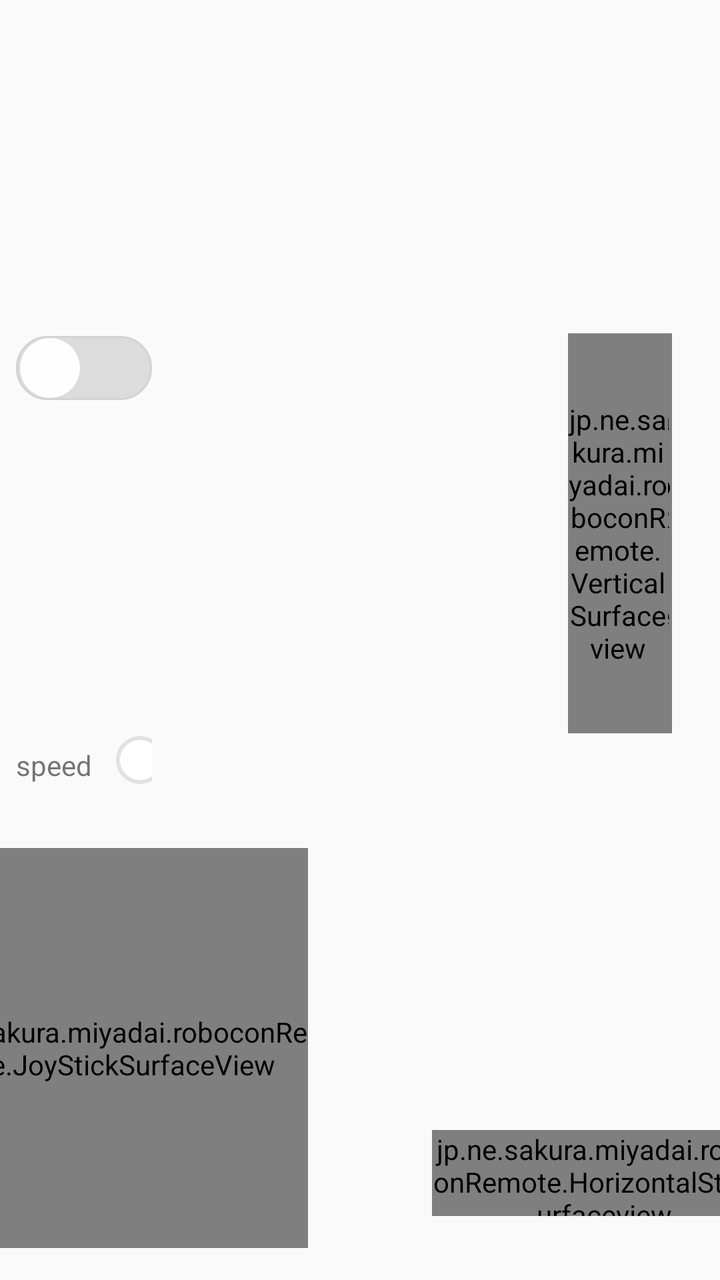
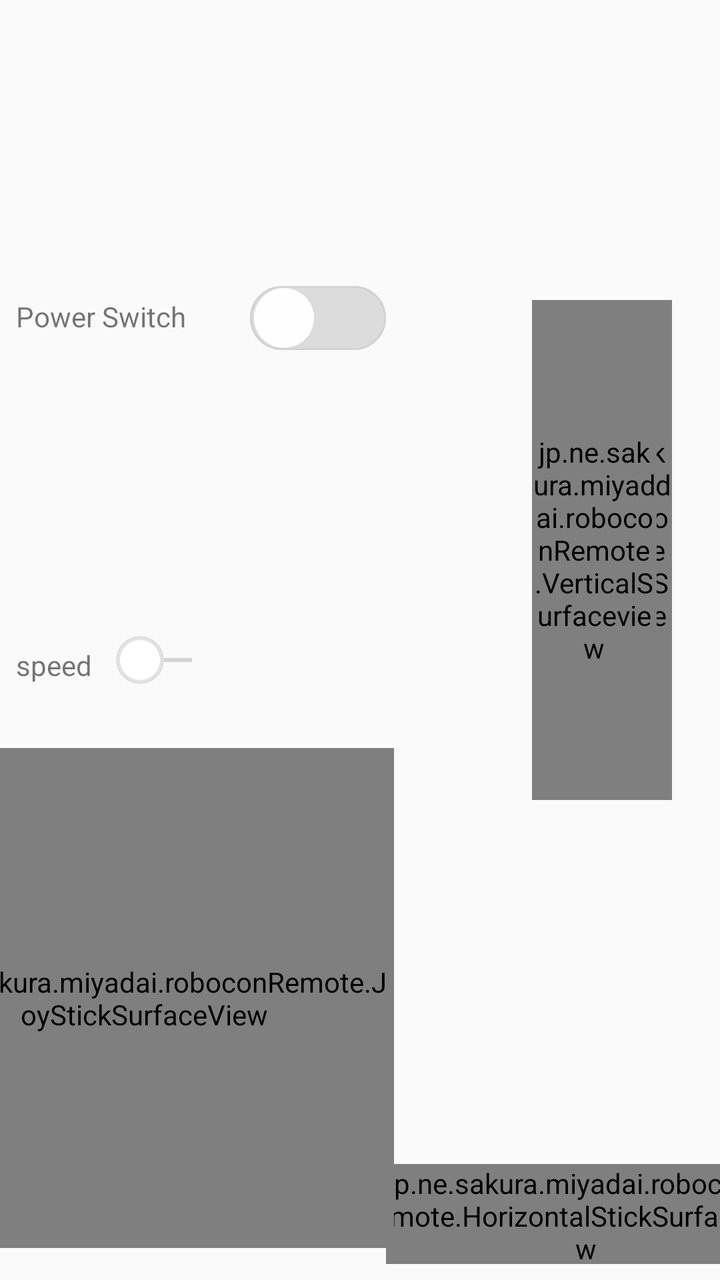

The first picture is an Android layout as it rendered before a commit; the second is the same layout after the commit. The layout source and the unified diff follow.
<!-- AndroidManifest.xml: activity theme Theme.RoboconRemote -->
<!-- res/layout/activity_main.xml -->
<?xml version="1.0" encoding="utf-8"?>
<androidx.constraintlayout.widget.ConstraintLayout xmlns:android="http://schemas.android.com/apk/res/android"
    xmlns:app="http://schemas.android.com/apk/res-auto"
    xmlns:tools="http://schemas.android.com/tools"
    android:orientation="vertical"
    android:layout_width="match_parent"
    android:layout_height="match_parent">

    <SeekBar
        android:id="@+id/speed_changer"
        android:layout_width="0dp"
        android:layout_height="wrap_content"
        android:layout_marginStart="8dp"
        android:layout_marginEnd="32dp"
        android:layout_marginBottom="32dp"
        android:thumb="@drawable/bar_thumb"
        app:layout_constraintBottom_toTopOf="@+id/JoySticksurfaceView"
        app:layout_constraintEnd_toStartOf="@+id/JoyStick_before_guideline"
        app:layout_constraintStart_toEndOf="@+id/text_speed" />

    <jp.ne.sakura.miyadai.roboconRemote.VerticalSurfaceview
        android:id="@+id/verticalSurfaceview"
        android:layout_width="0dp"
        android:layout_height="200dp"
        android:layout_marginEnd="24dp"
        android:layout_marginBottom="32dp"
        app:layout_constraintBottom_toTopOf="@+id/horizontalStickSurfaceview"
        app:layout_constraintDimensionRatio="1:4"
        app:layout_constraintEnd_toEndOf="parent"
        app:layout_constraintTop_toTopOf="parent" />

    <TextView
        android:id="@+id/text_speed"
        android:layout_width="wrap_content"
        android:layout_height="wrap_content"
        android:layout_marginStart="8dp"
        android:layout_marginBottom="32dp"
        android:text="speed"
        app:layout_constraintBottom_toTopOf="@+id/JoySticksurfaceView"
        app:layout_constraintStart_toStartOf="parent" />


    <TextView
        android:id="@+id/text_seppuku"
        android:layout_width="wrap_content"
        android:layout_height="21dp"
        android:layout_marginStart="8dp"
        android:layout_marginEnd="16dp"
        android:text="Power Switch"
        app:layout_constraintBottom_toBottomOf="@+id/switch_seppuku"
        app:layout_constraintEnd_toStartOf="@+id/switch_seppuku"
        app:layout_constraintHorizontal_bias="0.0"
        app:layout_constraintStart_toStartOf="parent"
        app:layout_constraintTop_toTopOf="@+id/switch_seppuku" />

    <Switch
        android:id="@+id/switch_seppuku"
        android:layout_width="wrap_content"
        android:layout_height="wrap_content"
        android:layout_marginEnd="32dp"
        android:background="@drawable/swtich_track"
        android:showText="false"
        android:thumb="@drawable/switch_thumb"
        android:track="@drawable/swtich_track"
        app:layout_constraintBottom_toTopOf="@+id/speed_changer"
        app:layout_constraintEnd_toStartOf="@+id/JoyStick_before_guideline"
        app:layout_constraintTop_toTopOf="parent" />

    <jp.ne.sakura.miyadai.roboconRemote.HorizontalStickSurfaceview
        android:id="@+id/horizontalStickSurfaceview"
        android:layout_width="172dp"
        android:layout_height="0dp"
        android:layout_marginEnd="8dp"
        android:layout_marginBottom="32dp"
        app:layout_constraintBottom_toBottomOf="parent"
        app:layout_constraintDimensionRatio="4:1"
        app:layout_constraintEnd_toEndOf="parent"
        app:layout_constraintStart_toStartOf="@+id/JoyStick_after_guideline" />

    <jp.ne.sakura.miyadai.roboconRemote.JoyStickSurfaceView
        android:id="@+id/JoySticksurfaceView"
        android:layout_width="0dp"
        android:layout_height="200dp"
        android:layout_marginStart="16dp"
        android:layout_marginEnd="16dp"
        android:layout_marginBottom="16dp"
        app:layout_constraintBottom_toBottomOf="parent"
        app:layout_constraintDimensionRatio="1:1"
        app:layout_constraintEnd_toStartOf="@+id/JoyStick_before_guideline"
        app:layout_constraintStart_toStartOf="parent" />

    <jp.ne.sakura.miyadai.roboconRemote.VerticalSurfaceview
        android:id="@+id/verticalSurfaceview2"
        android:layout_width="0dp"
        android:layout_height="200dp"
        android:layout_marginStart="32dp"
        app:layout_constraintBottom_toBottomOf="@+id/verticalSurfaceview"
        app:layout_constraintDimensionRatio="1:4"
        app:layout_constraintStart_toStartOf="@+id/JoyStick_after_guideline"
        app:layout_constraintTop_toTopOf="@+id/verticalSurfaceview" />

    <androidx.constraintlayout.widget.Guideline
        android:id="@+id/JoyStick_after_guideline"
        android:layout_width="wrap_content"
        android:layout_height="wrap_content"
        android:orientation="vertical"
        app:layout_constraintGuide_percent="0.7" />

    <androidx.constraintlayout.widget.Guideline
        android:id="@+id/JoyStick_before_guideline"
        android:layout_width="wrap_content"
        android:layout_height="wrap_content"
        android:orientation="vertical"
        app:layout_constraintGuide_percent="0.3" />

</androidx.constraintlayout.widget.ConstraintLayout>
<!-- resources referenced by this layout -->
<resources>
  <!-- drawable bar_thumb (drawable) -->
  <?xml version="1.0" encoding="utf-8"?>
  <layer-list xmlns:android="http://schemas.android.com/apk/res/android">
  
      <item>
  
          <shape android:shape="oval" >
              <gradient
                  android:angle="270"
                  android:endColor="#3D000000"
                  android:gradientRadius="24dp"
                  android:startColor="@color/white"
                  android:type="radial" />
  
              <size
                  android:width="24dp"
                  android:height="24dp" />
          </shape>
      </item>
      <item
          android:bottom="2dp"
          android:left="2dp"
          android:right="2dp"
          android:top="2dp">
  
          <shape android:shape="oval">
              <solid android:color="@color/white" />
  
          </shape>
  
      </item>
  
  </layer-list>
  <!-- drawable switch_thumb (drawable) -->
  <?xml version="1.0" encoding="utf-8"?>
  <selector xmlns:android="http://schemas.android.com/apk/res/android">
      
      <item>
          <layer-list>
              <item android:bottom="4dp"
                  android:left="2dp"
                  android:right="2dp"
                  android:top="4dp">
                  <shape android:shape="oval" >
                      <size android:height="30dp" android:width="30dp" />
                      <solid android:color="#fefefe" />
                  </shape>
              </item>
          </layer-list>
      </item>
  
      
      <item>
          <layer-list>
              <item android:bottom="4dp"
                  android:left="2dp"
                  android:right="2dp"
                  android:top="4dp">
                  <shape android:shape="oval" >
                      <size android:height="30dp" android:width="30dp" />
                      <solid android:color="#fefefe" />
                  </shape>
              </item>
          </layer-list>
      </item>
  
  </selector>
  <!-- drawable swtich_track (drawable) -->
  <?xml version="1.0" encoding="utf-8"?>
  <selector xmlns:android="http://schemas.android.com/apk/res/android">
  
      
      <item android:state_checked="true">
          <layer-list>
              <item android:bottom="3dp" android:top="3dp">
                  
                  <shape android:shape="rectangle">
                      
                      <corners android:radius="32dp" />
                      
                      <solid android:color="#76d672" />
                  </shape>
              </item>
          </layer-list>
      </item>
  
      
      <item>
          <layer-list>
              <item android:bottom="3dp" android:top="3dp">
                  
                  <shape android:shape="rectangle">
                      
                      <corners android:radius="32dp" />
                      
                      <solid android:color="#dcdcdc"/>
                      
                      <stroke android:width="1dp" android:color="#d3d3d3"/>
                  </shape>
              </item>
          </layer-list>
      </item>
  
  </selector>
  <style name="Theme.RoboconRemote" parent="android:Theme.Material.Light.NoActionBar" />
  <color name="white">#FFFFFFFF</color>
</resources>

<!-- the commit's change to res/layout/activity_main.xml (unified diff, before → after) -->
@@ -2,9 +2,9 @@
 <androidx.constraintlayout.widget.ConstraintLayout xmlns:android="http://schemas.android.com/apk/res/android"
     xmlns:app="http://schemas.android.com/apk/res-auto"
     xmlns:tools="http://schemas.android.com/tools"
-    android:orientation="vertical"
     android:layout_width="match_parent"
-    android:layout_height="match_parent">
+    android:layout_height="match_parent"
+    android:orientation="vertical">
 
     <SeekBar
         android:id="@+id/speed_changer"
@@ -21,7 +21,7 @@
     <jp.ne.sakura.miyadai.roboconRemote.VerticalSurfaceview
         android:id="@+id/verticalSurfaceview"
         android:layout_width="0dp"
-        android:layout_height="200dp"
+        android:layout_height="250dp"
         android:layout_marginEnd="24dp"
         android:layout_marginBottom="32dp"
         app:layout_constraintBottom_toTopOf="@+id/horizontalStickSurfaceview"
@@ -45,11 +45,8 @@
         android:layout_width="wrap_content"
         android:layout_height="21dp"
         android:layout_marginStart="8dp"
-        android:layout_marginEnd="16dp"
         android:text="Power Switch"
         app:layout_constraintBottom_toBottomOf="@+id/switch_seppuku"
-        app:layout_constraintEnd_toStartOf="@+id/switch_seppuku"
-        app:layout_constraintHorizontal_bias="0.0"
         app:layout_constraintStart_toStartOf="parent"
         app:layout_constraintTop_toTopOf="@+id/switch_seppuku" />
 
@@ -57,21 +54,21 @@
         android:id="@+id/switch_seppuku"
         android:layout_width="wrap_content"
         android:layout_height="wrap_content"
-        android:layout_marginEnd="32dp"
+        android:layout_marginStart="32dp"
         android:background="@drawable/swtich_track"
         android:showText="false"
         android:thumb="@drawable/switch_thumb"
         android:track="@drawable/swtich_track"
         app:layout_constraintBottom_toTopOf="@+id/speed_changer"
-        app:layout_constraintEnd_toStartOf="@+id/JoyStick_before_guideline"
+        app:layout_constraintStart_toEndOf="@+id/text_seppuku"
         app:layout_constraintTop_toTopOf="parent" />
 
     <jp.ne.sakura.miyadai.roboconRemote.HorizontalStickSurfaceview
         android:id="@+id/horizontalStickSurfaceview"
-        android:layout_width="172dp"
+        android:layout_width="200dp"
         android:layout_height="0dp"
         android:layout_marginEnd="8dp"
-        android:layout_marginBottom="32dp"
+        android:layout_marginBottom="8dp"
         app:layout_constraintBottom_toBottomOf="parent"
         app:layout_constraintDimensionRatio="4:1"
         app:layout_constraintEnd_toEndOf="parent"
@@ -80,7 +77,7 @@
     <jp.ne.sakura.miyadai.roboconRemote.JoyStickSurfaceView
         android:id="@+id/JoySticksurfaceView"
         android:layout_width="0dp"
-        android:layout_height="200dp"
+        android:layout_height="250dp"
         android:layout_marginStart="16dp"
         android:layout_marginEnd="16dp"
         android:layout_marginBottom="16dp"
@@ -92,7 +89,7 @@
     <jp.ne.sakura.miyadai.roboconRemote.VerticalSurfaceview
         android:id="@+id/verticalSurfaceview2"
         android:layout_width="0dp"
-        android:layout_height="200dp"
+        android:layout_height="250dp"
         android:layout_marginStart="32dp"
         app:layout_constraintBottom_toBottomOf="@+id/verticalSurfaceview"
         app:layout_constraintDimensionRatio="1:4"
@@ -104,13 +101,13 @@
         android:layout_width="wrap_content"
         android:layout_height="wrap_content"
         android:orientation="vertical"
-        app:layout_constraintGuide_percent="0.7" />
+        app:layout_constraintGuide_percent="0.65" />
 
     <androidx.constraintlayout.widget.Guideline
         android:id="@+id/JoyStick_before_guideline"
         android:layout_width="wrap_content"
         android:layout_height="wrap_content"
         android:orientation="vertical"
-        app:layout_constraintGuide_percent="0.3" />
+        app:layout_constraintGuide_percent="0.4" />
 
 </androidx.constraintlayout.widget.ConstraintLayout>
